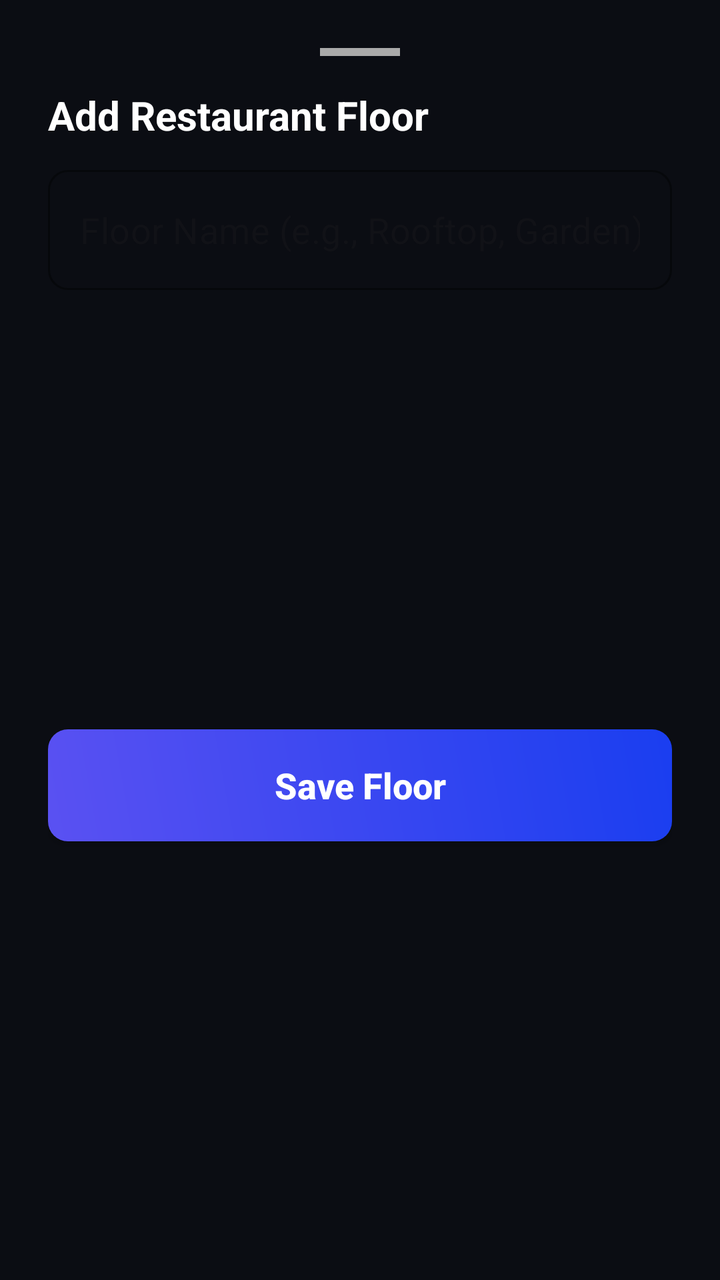
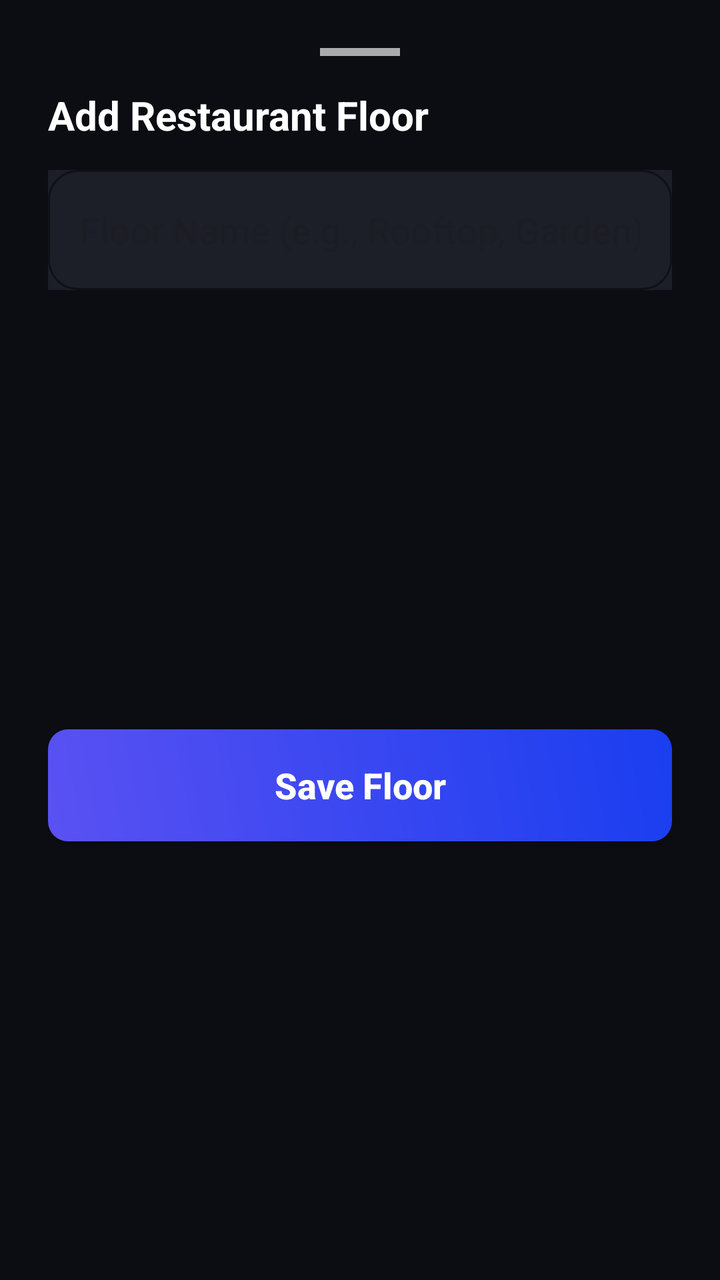

An Android layout rendered at two revisions. The XML below is the earlier revision; the diff shows what the commit changed to produce the second picture.
<!-- AndroidManifest.xml: application theme Theme.MasterDashboard -->
<!-- res/layout/add_floor_bottomup_sheet.xml -->
<?xml version="1.0" encoding="utf-8"?>
<androidx.constraintlayout.widget.ConstraintLayout
    xmlns:android="http://schemas.android.com/apk/res/android"
    xmlns:app="http://schemas.android.com/apk/res-auto"
    android:layout_width="match_parent"
    android:layout_height="wrap_content"
    android:background="@color/bg_main"
    android:padding="24dp">

    <View
        android:id="@+id/viewBottomSheetDragHandle"
        android:layout_width="40dp"
        android:layout_height="4dp"
        android:background="@android:color/darker_gray"
        app:layout_constraintEnd_toEndOf="parent"
        app:layout_constraintStart_toStartOf="parent"
        app:layout_constraintTop_toTopOf="parent" />

    <TextView
        android:id="@+id/tvBottomSheetTitle"
        android:layout_width="match_parent"
        android:layout_height="wrap_content"
        android:layout_marginTop="16dp"
        android:text="Add Restaurant Floor"
        android:textColor="@android:color/white"
        android:textSize="20sp"
        android:textStyle="bold"
        app:layout_constraintTop_toBottomOf="@id/viewBottomSheetDragHandle" />

    <com.google.android.material.textfield.TextInputLayout
        android:id="@+id/tilBottomSheetFloorNameWrapper"
        style="@style/Widget.MaterialComponents.TextInputLayout.OutlinedBox"
        android:layout_width="match_parent"
        android:layout_height="60dp"
        android:layout_marginTop="14dp"
        app:boxBackgroundMode="outline"
        app:boxCornerRadiusBottomEnd="10dp"
        app:boxCornerRadiusBottomStart="10dp"
        app:boxCornerRadiusTopEnd="10dp"
        app:boxCornerRadiusTopStart="10dp"
        app:boxStrokeColor="#E3E5EF"
        app:hintEnabled="false"
        app:hintTextColor="#8A8FA8"
        app:layout_constraintEnd_toEndOf="parent"
        app:layout_constraintStart_toStartOf="parent"
        app:layout_constraintTop_toBottomOf="@id/tvBottomSheetTitle">

        <com.google.android.material.textfield.TextInputEditText
            android:id="@+id/etBottomSheetFloorName"
            android:layout_width="match_parent"
            android:layout_height="match_parent"
            android:background="@null"
            android:gravity="center_vertical"
            android:hint="Floor Name (e.g., Rooftop, Garden)"
            android:inputType="textCapWords"
            android:paddingTop="0dp"
            android:paddingBottom="0dp"
            android:textColor="@color/white"
            android:textSize="18sp" />

    </com.google.android.material.textfield.TextInputLayout>

    <androidx.appcompat.widget.AppCompatButton
        android:id="@+id/btnBottomSheetSaveFloor"
        android:layout_width="match_parent"
        android:layout_height="56dp"
        android:layout_marginTop="24dp"
        android:text="Save Floor"
        android:background="@drawable/bg_btn_color_gradient"
        android:textAllCaps="false"
        android:textColor="#FFFFFF"
        android:textSize="18sp"
        android:textStyle="bold"
        app:layout_constraintTop_toBottomOf="@id/tilBottomSheetFloorNameWrapper"
        app:layout_constraintBottom_toBottomOf="parent"
        app:layout_constraintEnd_toEndOf="parent"
        app:layout_constraintStart_toStartOf="parent" />
</androidx.constraintlayout.widget.ConstraintLayout>
<!-- resources referenced by this layout -->
<resources>
  <color name="bg_main">#0B0D13</color>
  <color name="white">#FFFFFFFF</color>
  <!-- drawable bg_btn_color_gradient (drawable) -->
  <?xml version="1.0" encoding="utf-8"?>
  <ripple xmlns:android="http://schemas.android.com/apk/res/android"
      android:color="#1AFFFFFF"> 
  
      <item>
          <shape android:shape="rectangle">
              
              <gradient
                  android:startColor="#5A51F2"
                  android:endColor="#1A3EF0"
                  android:angle="45"
                  android:type="linear" />
  
              
              <corners android:radius="10dp" />
          </shape>
      </item>
  
  </ripple>
  <style name="Theme.MasterDashboard" parent="Base.Theme.MasterDashboard" />
  
  
  
      // For EditText Outline color
  <style name="Base.Theme.MasterDashboard" parent="Theme.Material3.DayNight.NoActionBar">
          
          
      </style>
</resources>

<!-- the commit's change to res/layout/add_floor_bottomup_sheet.xml (unified diff, before → after) -->
@@ -34,13 +34,13 @@
         android:layout_height="60dp"
         android:layout_marginTop="14dp"
         app:boxBackgroundMode="outline"
-        app:boxCornerRadiusBottomEnd="10dp"
-        app:boxCornerRadiusBottomStart="10dp"
-        app:boxCornerRadiusTopEnd="10dp"
-        app:boxCornerRadiusTopStart="10dp"
-        app:boxStrokeColor="#E3E5EF"
+        app:boxCornerRadiusBottomEnd="15dp"
+        app:boxCornerRadiusBottomStart="15dp"
+        app:boxCornerRadiusTopEnd="15dp"
+        app:boxCornerRadiusTopStart="15dp"
+        app:boxStrokeColor="@color/bg_card"
+        android:background="@color/bg_card"
         app:hintEnabled="false"
-        app:hintTextColor="#8A8FA8"
         app:layout_constraintEnd_toEndOf="parent"
         app:layout_constraintStart_toStartOf="parent"
         app:layout_constraintTop_toBottomOf="@id/tvBottomSheetTitle">
@@ -52,6 +52,7 @@
             android:background="@null"
             android:gravity="center_vertical"
             android:hint="Floor Name (e.g., Rooftop, Garden)"
+            app:hintTextColor="#5C5C5F"
             android:inputType="textCapWords"
             android:paddingTop="0dp"
             android:paddingBottom="0dp"
<!-- resource entries referenced after the edit -->
@@ -1,5 +1,6 @@
 <!-- resources referenced by this layout -->
 <resources>
+  <color name="bg_card">#1C1E28</color>
   <color name="bg_main">#0B0D13</color>
   <color name="white">#FFFFFFFF</color>
   <!-- drawable bg_btn_color_gradient (drawable) -->
